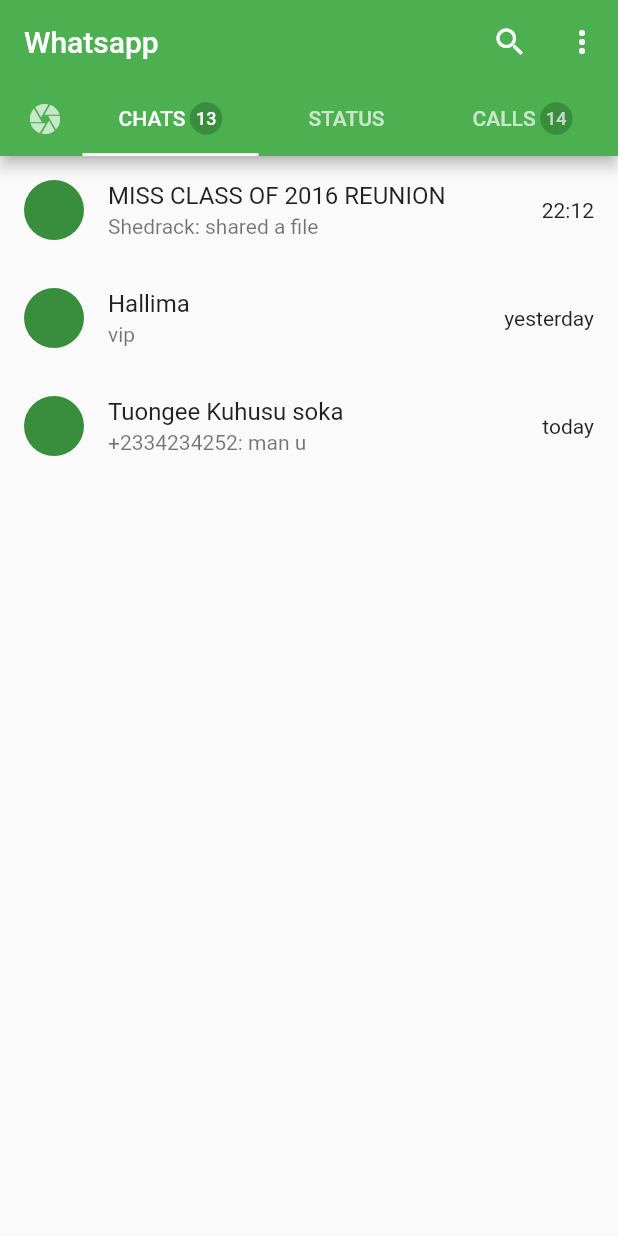
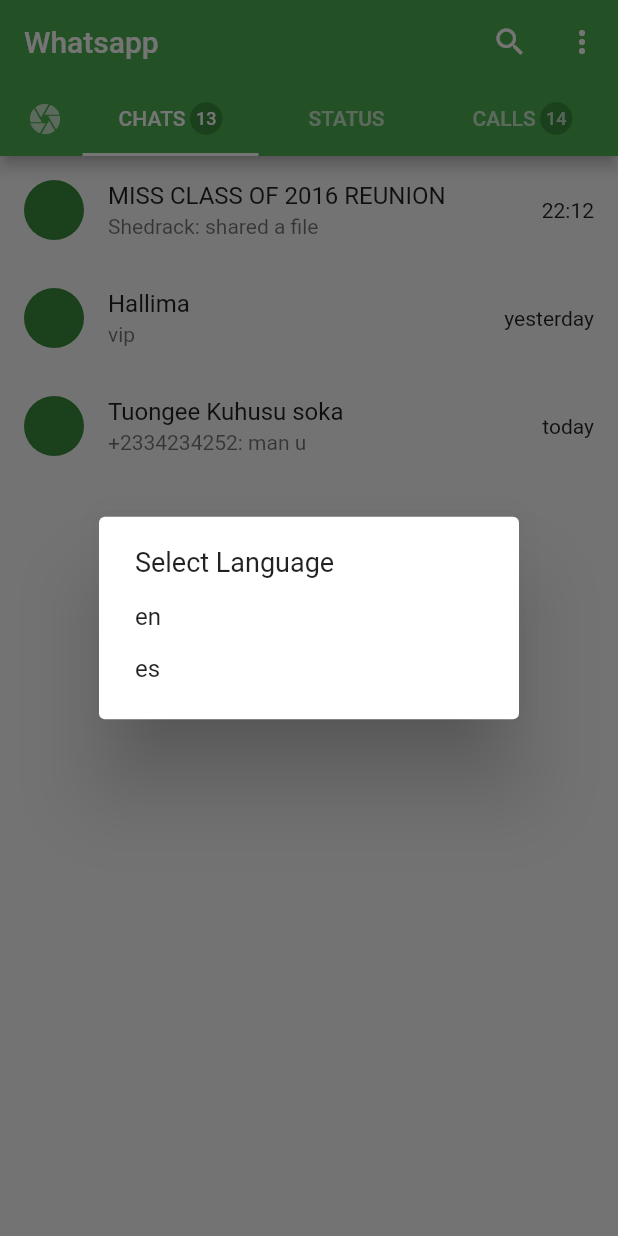
Before and after one commit to jamesthegreat2021/whatsaap_clone, a Flutter app: the screen it shows after launch, after a tap on the "more vert" icon, on a phone screen of 412 x 824 dp. Run offline on Flutter 3.47's test engine with Material 2 defaults, Android fonts, the phone set to English and light mode, and no system bars; our stand-ins replace bubble, emoji_picker_flutter, shared_preferences; generated files the repository leaves out were written again.

Commit message:
I'll explain when you're older!

```diff
--- a/lib/l10n/app_en.arb
+++ b/lib/l10n/app_en.arb
@@ -6,5 +6,6 @@
     "labelChats": "Chats",
     "labelStatus": "Status",
     "labelCalls": "Calls",
-    "labelCloudy": "It's cloudy here"
+    "labelCloudy": "It's cloudy here",
+    "labelSelectLanguage": "Select Language"
 }
--- a/lib/l10n/app_es.arb
+++ b/lib/l10n/app_es.arb
@@ -3,5 +3,7 @@
     "labelChats": "Chats",
     "labelStatus": "Estado",
     "labelCalls": "Llamadas",
-    "labelCloudy": "está nublado aquí"
+    "labelCloudy": "está nublado aquí",
+    "labelSelectLanguage": "seleccione el idioma"
+
 }
--- /dev/null
+++ b/lib/locale_provider.dart
@@ -0,0 +1,20 @@
+import 'package:flutter/material.dart';
+import 'package:whatsapp_clone/utils/locale_helpers.dart';
+
+class LocaleProvider extends ChangeNotifier {
+  Locale _locale = Locale('en', '');
+
+  Locale get locale => _locale;
+
+  void changeLanguage(String languageCode) async {
+    var locale = await setLocale(languageCode);
+    _locale = locale;
+    notifyListeners();
+  }
+
+  void fetchLocale() async {
+    var locale = await getLocale();
+    _locale = locale;
+    notifyListeners();
+  }
+}
--- a/lib/main.dart
+++ b/lib/main.dart
@@ -1,57 +1,49 @@
 import 'package:flutter/material.dart';
+import 'package:provider/provider.dart';
 import 'package:whatsapp_clone/calls/calls.dart';
 import 'package:whatsapp_clone/chats/chats.dart';
 import 'package:whatsapp_clone/counter.dart';
 import 'package:whatsapp_clone/fab.dart';
+import 'package:whatsapp_clone/locale_provider.dart';
 import 'package:whatsapp_clone/tab_content.dart';
-import 'package:whatsapp_clone/utils/locale_helpers.dart';
 import 'package:flutter_gen/gen_l10n/app_localizations.dart';
 
 void main() {
-  runApp(const MyApp());
+  runApp(
+    ChangeNotifierProvider(
+      create: (context) => LocaleProvider(),
+      child: MyApp(),
+    ),
+  );
 }
 
-/// This is the main application widget.
 class MyApp extends StatefulWidget {
   const MyApp({Key? key}) : super(key: key);
-
-  static setLocale(BuildContext context, Locale locale) {
-    var state = context.findAncestorStateOfType<_MyAppState>();
-    state?.setLocale(locale);
-  }
 
   @override
   _MyAppState createState() => _MyAppState();
 }
 
 class _MyAppState extends State<MyApp> {
-  Locale? _locale;
-
-  setLocale(Locale locale) {
-    setState(() {
-      _locale = locale;
-    });
-  }
-
   @override
-  void didChangeDependencies() {
-    getLocale().then((Locale locale) {
-      setState(() {
-        _locale = locale;
-      });
-    });
-    super.didChangeDependencies();
+  void initState() {
+    super.initState();
+    context.read<LocaleProvider>().fetchLocale();
   }
 
   @override
   Widget build(BuildContext context) {
+    return Consumer<LocaleProvider>(
+      builder: (context, value, child) {
         return MaterialApp(
           title: 'Whatsapp',
-      locale: Locale('en', ''), // to pull from user locale prefs
+          locale: value.locale, // to pull from user locale prefs
           localizationsDelegates: AppLocalizations.localizationsDelegates,
           supportedLocales: AppLocalizations.supportedLocales,
           theme: ThemeData(primarySwatch: Colors.green),
           home: const MyStatelessWidget(title: 'Whatsapp'),
+        );
+      },
     );
   }
 }
@@ -86,6 +78,7 @@ class _MyStatelessWidgetState extends State<MyStatelessWidget>
 
   @override
   Widget build(BuildContext context) {
+    var localeProvider = Provider.of<LocaleProvider>(context);
     return Scaffold(
       appBar: _tabController.index == 0
           ? null
@@ -96,7 +89,35 @@ class _MyStatelessWidgetState extends State<MyStatelessWidget>
                   icon: Icon(Icons.search),
                 ),
                 IconButton(
-                  onPressed: () {},
+                  onPressed: () => showDialog(
+                    context: context,
+                    builder: (context) {
+                      return SimpleDialog(
+                        children: [
+                          SimpleDialogOption(
+                            child: Text(
+                              AppLocalizations.of(context)!.labelSelectLanguage,
+                              style: TextStyle(fontSize: 18),
+                            ),
+                          ),
+                          SimpleDialogOption(
+                            child: Text('en'),
+                            onPressed: () {
+                              localeProvider.changeLanguage('en');
+                              Navigator.pop(context);
+                            },
+                          ),
+                          SimpleDialogOption(
+                            child: Text('es'),
+                            onPressed: () {
+                              localeProvider.changeLanguage('es');
+                              Navigator.pop(context);
+                            },
+                          ),
+                        ],
+                      );
+                    },
+                  ),
                   icon: Icon(Icons.more_vert),
                 ),
               ],
--- a/lib/utils/locale_helpers.dart
+++ b/lib/utils/locale_helpers.dart
@@ -1,6 +1,5 @@
 import 'package:flutter/material.dart';
 import 'package:shared_preferences/shared_preferences.dart';
-import 'package:whatsapp_clone/main.dart';
 
 const prefSelectedLanguageCode = 'SelectedLanguageCode';
 
@@ -19,8 +18,3 @@ Future<Locale> getLocale() async {
 Locale _locale(String languageCode) {
   return languageCode.isNotEmpty ? Locale(languageCode, '') : Locale('en', '');
 }
-
-void changeLanguage(BuildContext context, String selectedLanguageCode) async {
-  var _locale = await setLocale(selectedLanguageCode);
-  MyApp.setLocale(context, _locale);
-}
--- a/pubspec.yaml
+++ b/pubspec.yaml
@@ -36,6 +36,7 @@ dependencies:
   bubble: ^1.2.1
   shared_preferences: ^2.0.7
   custom_radio_grouped_button: ^2.0.0
+  provider: ^6.0.0
 
 dev_dependencies:
   flutter_test:
```
Also changed, not shown: pubspec.lock. Lines whose indentation alone changed are shown as unchanged.
